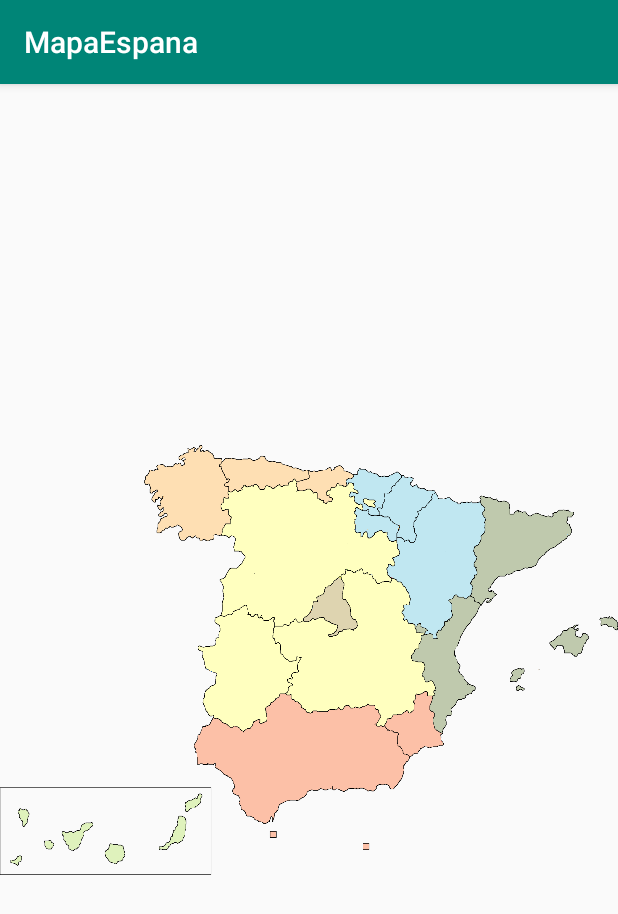
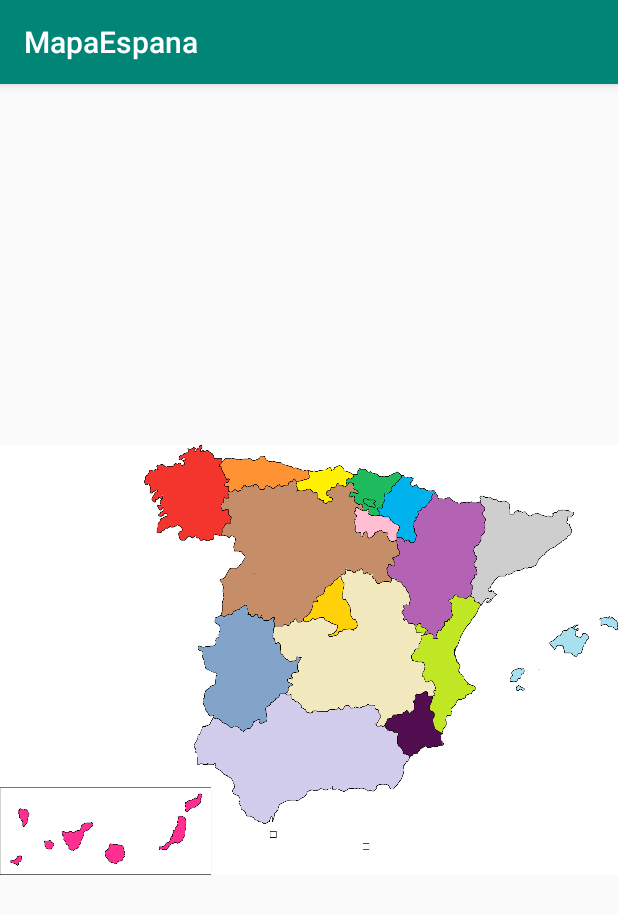
Before and after one commit to Msalaguila/MapaEspanaColores, an Android app: the screen it shows after launch (MapActivity), on a phone screen of 412 x 824 dp. Shown: the top 914 px of the screen. Run offline under Robolectric (Android 15) with nearby library versions, the phone set to English and light mode, and no system bars.

Commit message:
Aplicacion completa

```diff
--- a/app/src/main/java/es/msalaguila/mapaespana/Data/ComunidadAutonoma.java
+++ b/app/src/main/java/es/msalaguila/mapaespana/Data/ComunidadAutonoma.java
@@ -5,14 +5,32 @@ import java.util.ArrayList;
 
 public class ComunidadAutonoma {
 
+  private int color;
   private ArrayList<Cuadrado> cuadrados;
   private String nombreComunidad;
   private int himnoURI;
+
+
+
+  public ComunidadAutonoma(int color, ArrayList<Cuadrado> cuadrados, String nombreComunidad, int himnoURI) {
+    this.color = color;
+    this.cuadrados = cuadrados;
+    this.nombreComunidad = nombreComunidad;
+    this.himnoURI = himnoURI;
+  }
 
   public ComunidadAutonoma(ArrayList<Cuadrado> cuadrados, String nombreComunidad, int himnoURI) {
     this.cuadrados = cuadrados;
     this.nombreComunidad = nombreComunidad;
     this.himnoURI = himnoURI;
+  }
+
+  public int getColor() {
+    return color;
+  }
+
+  public void setColor(int color) {
+    this.color = color;
   }
 
   public void setCuadrados(ArrayList<Cuadrado> cuadrados) {
@@ -39,5 +57,4 @@ public class ComunidadAutonoma {
     return nombreComunidad;
   }
 
-
 }
--- a/app/src/main/java/es/msalaguila/mapaespana/Map/MapContract.java
+++ b/app/src/main/java/es/msalaguila/mapaespana/Map/MapContract.java
@@ -11,7 +11,7 @@ interface MapContract {
 
     void displayData(MapViewModel viewModel);
 
-    void displayCity(MapViewModel viewModel);
+    void displayCityWithColor(MapViewModel viewModel);
   }
 
   interface Presenter {
@@ -23,13 +23,13 @@ interface MapContract {
 
     void fetchData();
 
-    void touchCoordinates(int x, int y);
+    void touchedColor(int color);
   }
 
   interface Model {
     String fetchData();
 
-    ComunidadAutonoma getCityCoordinates(int x, int y);
+    ComunidadAutonoma getCityColor(int color);
   }
 
   interface Router {
--- a/app/src/main/java/es/msalaguila/mapaespana/Map/MapModel.java
+++ b/app/src/main/java/es/msalaguila/mapaespana/Map/MapModel.java
@@ -29,30 +29,17 @@ public class MapModel implements MapContract.Model {
   }
 
   @Override
-  public ComunidadAutonoma getCityCoordinates(int x, int y) {
-
+  public ComunidadAutonoma getCityColor(int color) {
     ComunidadAutonoma comunidadAutonoma = new ComunidadAutonoma(new ArrayList<Cuadrado>()
             , "", 0);
 
     for (ComunidadAutonoma comunidad: comunidadAutonomas) {
-      for (Cuadrado cuadrado: comunidad.getCuadrados()) {
+      int colorComunidad = comunidad.getColor();
 
-        int x1 = cuadrado.getX1();
-        int x2 = cuadrado.getX2();
-        int y1 = cuadrado.getY1();
-        int y2 = cuadrado.getY2();
+      if (colorComunidad == color) {
+        return comunidad;
+      }
 
-        if ((x1 <= x && x <= x2) && (y1 <= y && y <= y2)) {
-
-          String nombreComunidad = comunidad.getNombreComunidad();
-          int himnoUri = comunidad.getHimnoURI();
-
-          comunidadAutonoma.setHimnoURI(himnoUri);
-          comunidadAutonoma.setNombreComunidad(nombreComunidad);
-
-          return comunidadAutonoma;
-        }
-      }
     }
     return comunidadAutonoma;
   }
@@ -78,123 +65,137 @@ public class MapModel implements MapContract.Model {
   }
 
   private void iniciarCanarias() {
+    int color = -65408;
     Cuadrado canarias1 = new Cuadrado(13,366,1016,1161);
     ArrayList<Cuadrado> canariasCuad = new ArrayList<>();
     canariasCuad.add(canarias1);
-    ComunidadAutonoma canarias = new ComunidadAutonoma(canariasCuad, "Canarias",0);
+    ComunidadAutonoma canarias = new ComunidadAutonoma(color, canariasCuad, "Canarias",0);
     comunidadAutonomas.add(canarias);
   }
 
   private void iniciarExtremadura() {
+    int color = -9399618;
     Cuadrado c1 = new Cuadrado(336,488,715,884);
     ArrayList<Cuadrado> cuads = new ArrayList<>();
     cuads.add(c1);
-    ComunidadAutonoma comunidad = new ComunidadAutonoma(cuads, "Extremadura",0);
+    ComunidadAutonoma comunidad = new ComunidadAutonoma(color, cuads, "Extremadura",0);
     comunidadAutonomas.add(comunidad);
   }
 
   private void iniciarMurcia() {
+    int color = -12582848;
     Cuadrado c1 = new Cuadrado(663,769,857,941);
     ArrayList<Cuadrado> cuads = new ArrayList<>();
     cuads.add(c1);
-    ComunidadAutonoma comunidad = new ComunidadAutonoma(cuads, "Murcia",0);
+    ComunidadAutonoma comunidad = new ComunidadAutonoma(color, cuads, "Murcia",0);
     comunidadAutonomas.add(comunidad);
   }
 
   private void iniciarAndalucia(){
+    int color = -3620889;
     Cuadrado c1 = new Cuadrado(363,690,892,1055);
     ArrayList<Cuadrado> cuads = new ArrayList<>();
     cuads.add(c1);
-    ComunidadAutonoma comunidad = new ComunidadAutonoma(cuads, "Andalucía", R.raw.andalucia);
+    ComunidadAutonoma comunidad = new ComunidadAutonoma(color, cuads, "Andalucía", R.raw.andalucia);
     comunidadAutonomas.add(comunidad);
   }
 
   private void iniciarCastillaMancha() {
+    int color = -1055568;
     Cuadrado c1 = new Cuadrado(487,714,735,870);
     Cuadrado c2 = new Cuadrado(600,727,645,750);
     ArrayList<Cuadrado> cuads = new ArrayList<>();
     cuads.add(c1);
     cuads.add(c2);
-    ComunidadAutonoma comunidad = new ComunidadAutonoma(cuads, "Castilla La Mancha",0);
+    ComunidadAutonoma comunidad = new ComunidadAutonoma(color, cuads, "Castilla La Mancha",0);
     comunidadAutonomas.add(comunidad);
   }
 
   private void inicarMadrid(){
+    int color = -14066;
     Cuadrado c1 = new Cuadrado(565,600,652,679);
     Cuadrado c2 = new Cuadrado(524,617,684,740);
     ArrayList<Cuadrado> cuads = new ArrayList<>();
     cuads.add(c1);
     cuads.add(c2);
-    ComunidadAutonoma comunidad = new ComunidadAutonoma(cuads, "Madrid"
+    ComunidadAutonoma comunidad = new ComunidadAutonoma(color, cuads, "Madrid"
             ,R.raw.madrid);
     comunidadAutonomas.add(comunidad);
   }
 
   private void inicarGalicia(){
+    int color = -1237980;
     Cuadrado c1 = new Cuadrado(260,387,427,564);
     ArrayList<Cuadrado> cuads = new ArrayList<>();
     cuads.add(c1);
-    ComunidadAutonoma comunidad = new ComunidadAutonoma(cuads, "Galicia",0);
+    ComunidadAutonoma comunidad = new ComunidadAutonoma(color, cuads, "Galicia",0);
     comunidadAutonomas.add(comunidad);
   }
 
   private void inicarAsturias(){
+    int color = -32985;
     Cuadrado c1 = new Cuadrado(387,521,444,483);
     ArrayList<Cuadrado> cuads = new ArrayList<>();
     cuads.add(c1);
-    ComunidadAutonoma comunidad = new ComunidadAutonoma(cuads, "Asturias",0);
+    ComunidadAutonoma comunidad = new ComunidadAutonoma(color, cuads, "Asturias",0);
     comunidadAutonomas.add(comunidad);
   }
 
   private void inicarCantabria(){
+    int color = -3584;
     Cuadrado c1 = new Cuadrado(519,573,461,508);
     Cuadrado c2 = new Cuadrado(570,609,459,488);
     ArrayList<Cuadrado> cuads = new ArrayList<>();
     cuads.add(c1);
     cuads.add(c2);
-    ComunidadAutonoma comunidad = new ComunidadAutonoma(cuads, "Cantabria",0);
+    ComunidadAutonoma comunidad = new ComunidadAutonoma(color, cuads, "Cantabria",0);
     comunidadAutonomas.add(comunidad);
   }
 
   private void inicarPaisVasco(){
+    int color = -14503604;
     Cuadrado c1 = new Cuadrado(612,673,466,515);
     Cuadrado c2 = new Cuadrado(668,700,468,486);
     ArrayList<Cuadrado> cuads = new ArrayList<>();
     cuads.add(c1);
     cuads.add(c2);
-    ComunidadAutonoma comunidad = new ComunidadAutonoma(cuads, "Pais Vasco",0);
+    ComunidadAutonoma comunidad = new ComunidadAutonoma(color, cuads, "Pais Vasco",0);
     comunidadAutonomas.add(comunidad);
   }
 
   private void inicarLaRioja(){
+    int color = -20791;
     Cuadrado c1 = new Cuadrado(624,695,527,581);
     ArrayList<Cuadrado> cuads = new ArrayList<>();
     cuads.add(c1);
-    ComunidadAutonoma comunidad = new ComunidadAutonoma(cuads, "La Rioja",0);
+    ComunidadAutonoma comunidad = new ComunidadAutonoma(color, cuads, "La Rioja",0);
     comunidadAutonomas.add(comunidad);
   }
 
   private void inicarNavarra(){
+    int color = -16735512;
     Cuadrado c1 = new Cuadrado(675,727,505,579);
     Cuadrado c2 = new Cuadrado(688,754,281,517);
     ArrayList<Cuadrado> cuads = new ArrayList<>();
     cuads.add(c1);
     cuads.add(c2);
-    ComunidadAutonoma comunidad = new ComunidadAutonoma(cuads, "Navarra",0);
+    ComunidadAutonoma comunidad = new ComunidadAutonoma(color, cuads, "Navarra",0);
     comunidadAutonomas.add(comunidad);
   }
 
   private void inicarAragon(){
+    int color = -6075996;
     Cuadrado c1 = new Cuadrado(697,788,583,733);
     Cuadrado c2 = new Cuadrado(729,827,505,664);
     ArrayList<Cuadrado> cuads = new ArrayList<>();
     cuads.add(c1);
     cuads.add(c2);
-    ComunidadAutonoma comunidad = new ComunidadAutonoma(cuads, "Aragón",0);
+    ComunidadAutonoma comunidad = new ComunidadAutonoma(color, cuads, "Aragón",0);
     comunidadAutonomas.add(comunidad);
   }
 
   private void inicarCastillaYLeon(){
+    int color = -4621737;
     Cuadrado c1 = new Cuadrado(397,539,498,711);
     Cuadrado c2 = new Cuadrado(504,617,493,635);
     Cuadrado c3 = new Cuadrado(619,683,574,647);
@@ -202,30 +203,33 @@ public class MapModel implements MapContract.Model {
     cuads.add(c1);
     cuads.add(c2);
     cuads.add(c3);
-    ComunidadAutonoma comunidad = new ComunidadAutonoma(cuads, "Castilla y León",0);
+    ComunidadAutonoma comunidad = new ComunidadAutonoma(color, cuads, "Castilla y León",0);
     comunidadAutonomas.add(comunidad);
   }
 
   private void inicarComunidadValenciana(){
+    int color = -4856291;
     Cuadrado c1 = new Cuadrado(734,815,742,906);
     Cuadrado c2 = new Cuadrado(790,832,686,728);
     ArrayList<Cuadrado> cuads = new ArrayList<>();
     cuads.add(c1);
     cuads.add(c2);
-    ComunidadAutonoma comunidad = new ComunidadAutonoma(cuads, "Comunidad Valenciana",0);
+    ComunidadAutonoma comunidad = new ComunidadAutonoma(color, cuads, "Comunidad Valenciana",0);
     comunidadAutonomas.add(comunidad);
   }
 
   private void inicarIslasBaleares(){
+    int color = -6694422;
     Cuadrado c1 = new Cuadrado(844,1074,708,865);
     ArrayList<Cuadrado> cuads = new ArrayList<>();
     cuads.add(c1);
     ComunidadAutonoma
-            comunidad = new ComunidadAutonoma(cuads, "Islas Baleares",0);
+            comunidad = new ComunidadAutonoma(color, cuads, "Islas Baleares",0);
     comunidadAutonomas.add(comunidad);
   }
 
   private void inicarCataluna(){
+    int color = -3947581;
     Cuadrado c1 = new Cuadrado(837,993,512,756);
     Cuadrado c2 = new Cuadrado(841,937,576,625);
     Cuadrado c3 = new Cuadrado(832,866,635,681);
@@ -235,7 +239,7 @@ public class MapModel implements MapContract.Model {
     cuads.add(c2);
     cuads.add(c3);
     cuads.add(c4);
-    ComunidadAutonoma comunidad = new ComunidadAutonoma(cuads, "Cataluña",0);
+    ComunidadAutonoma comunidad = new ComunidadAutonoma(color, cuads, "Cataluña",0);
     comunidadAutonomas.add(comunidad);
   }
 
--- a/app/src/main/java/es/msalaguila/mapaespana/Map/MapPresenter.java
+++ b/app/src/main/java/es/msalaguila/mapaespana/Map/MapPresenter.java
@@ -58,10 +58,10 @@ public class MapPresenter implements MapContract.Presenter {
   }
 
   @Override
-  public void touchCoordinates(int x, int y) {
-    ComunidadAutonoma comunidadAutonoma = model.getCityCoordinates(x, y);
+  public void touchedColor(int color) {
+    ComunidadAutonoma comunidadAutonoma = model.getCityColor(color);
     viewModel.comunidadAutonoma = comunidadAutonoma;
-    view.get().displayCity(viewModel);
+    view.get().displayCityWithColor(viewModel);
   }
 
 
--- a/app/src/main/res/layout/activity_map.xml
+++ b/app/src/main/res/layout/activity_map.xml
@@ -11,6 +11,6 @@
         android:id="@+id/fondo"
         android:layout_width="match_parent"
         android:layout_height="match_parent"
-        android:src="@drawable/mapa_espana_comunidades_original" />
+        android:src="@drawable/mapacolores" />
 
 </android.support.constraint.ConstraintLayout>
```
Also changed, not shown: app/src/main/java/es/msalaguila/mapaespana/Map/MapActivity.java (+34 -13 lines), app/src/main/res/drawable/mapacolores.png (added).
